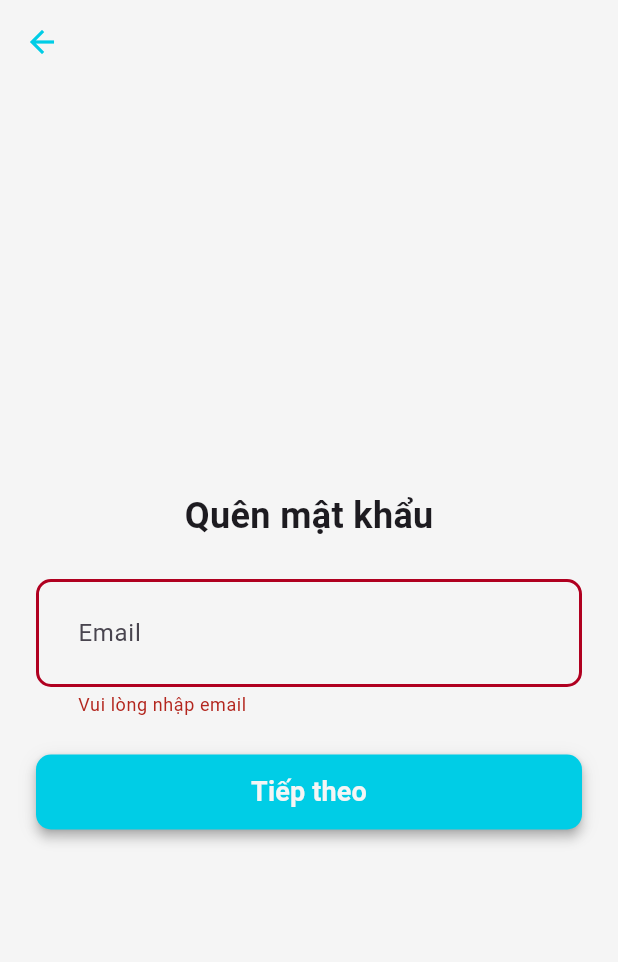
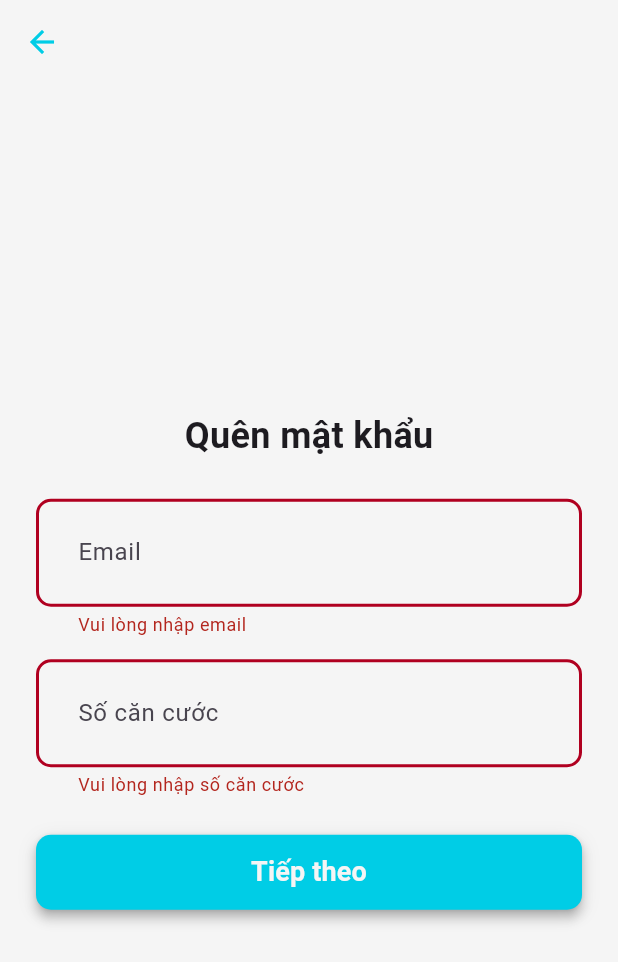
Before and after one commit to MeReMa-UIT/merema, a Flutter app: the ForgotPasswordPage widget shown alone on an empty page, opened directly, after a tap on "Tiếp theo", on a phone screen of 412 x 824 dp. Shown: the top 962 px of the screen. Run offline on Flutter 3.47's test engine with Material 3 defaults, Android fonts, the phone set to English and light mode, and no system bars; our stand-ins replace dartz, dio, get_it.

Commit message:
feat(auth): add citizenId in forgot_password_page

```diff
--- a/lib/core/consts/consts.dart
+++ b/lib/core/consts/consts.dart
@@ -1,4 +1,4 @@
 class Consts {
-  static const String apiBaseUrl = 'http://localhost:8000/api/v1/';
+  static const String apiBaseUrl = 'http://localhost:8080/api/v1/';
   static const int timeout = 30;
 }
--- a/lib/features/auth/presentation/pages/forgot_password_page.dart
+++ b/lib/features/auth/presentation/pages/forgot_password_page.dart
@@ -18,11 +18,13 @@ class ForgotPasswordPage extends StatefulWidget {
 }
 
 class _ForgotPasswordPageState extends State<ForgotPasswordPage> {
+  final _citizenIdController = TextEditingController();
   final _emailController = TextEditingController();
   final _formKey = GlobalKey<FormState>();
 
   @override
   void dispose() {
+    _citizenIdController.dispose();
     _emailController.dispose();
     super.dispose();
   }
@@ -31,6 +33,7 @@ class _ForgotPasswordPageState extends State<ForgotPasswordPage> {
     if (_formKey.currentState?.validate() ?? false) {
       final result = await sl<RecoveryUseCase>().call(
         RecoveryReqParams(
+          citizenId: _citizenIdController.text,
           email: _emailController.text,
         ),
       );
@@ -44,8 +47,8 @@ class _ForgotPasswordPageState extends State<ForgotPasswordPage> {
           context,
           MaterialPageRoute(
             builder: (context) => VerificationCodePage(
+              citizenId: _citizenIdController.text,
               email: _emailController.text,
-              token: token,
             ),
           ),
         );
@@ -55,7 +58,9 @@ class _ForgotPasswordPageState extends State<ForgotPasswordPage> {
 
   @override
   Widget build(BuildContext context) {
-    return AuthLayout(
+    return Form(
+        key: _formKey,
+        child: AuthLayout(
           showBackButton: true,
           children: [
             const Text(
@@ -66,9 +71,7 @@ class _ForgotPasswordPageState extends State<ForgotPasswordPage> {
               ),
             ),
             const SizedBox(height: 25),
-        Form(
-          key: _formKey,
-          child: AuthField(
+            AuthField(
               hintText: 'Email',
               controller: _emailController,
               validator: (value) {
@@ -81,6 +84,19 @@ class _ForgotPasswordPageState extends State<ForgotPasswordPage> {
                 return null;
               },
             ),
+            const SizedBox(height: 15),
+            AuthField(
+              hintText: 'Số căn cước',
+              controller: _citizenIdController,
+              validator: (value) {
+                if (value == null || value.isEmpty) {
+                  return 'Vui lòng nhập số căn cước';
+                }
+                if (!RegExp(r'^\d{9,12}$').hasMatch(value)) {
+                  return 'Số căn cước không hợp lệ';
+                }
+                return null;
+              },
             ),
             const SizedBox(height: 25),
             AuthButton(
@@ -88,6 +104,6 @@ class _ForgotPasswordPageState extends State<ForgotPasswordPage> {
               onPressed: _onNextPressed,
             ),
           ],
-    );
+        ));
   }
 }
--- a/pubspec.yaml
+++ b/pubspec.yaml
@@ -39,6 +39,7 @@ dependencies:
   flutter_bloc: ^9.1.1
   get_it: ^8.0.3
   dartz: ^0.10.1
+  equatable: ^2.0.7
 
 dev_dependencies:
   flutter_test:
```
Also changed, not shown: lib/core/utils/error_handler.dart (+26 -6 lines), lib/features/auth/data/models/auth_req_params.dart (+6 -3 lines), lib/features/auth/data/source/auth_api_service.dart (+8 -9 lines), lib/features/auth/presentation/pages/login_page.dart (+10 -3 lines), lib/features/auth/presentation/pages/verification_code_page.dart (+39 -26 lines), pubspec.lock. Lines whose indentation alone changed are shown as unchanged.
